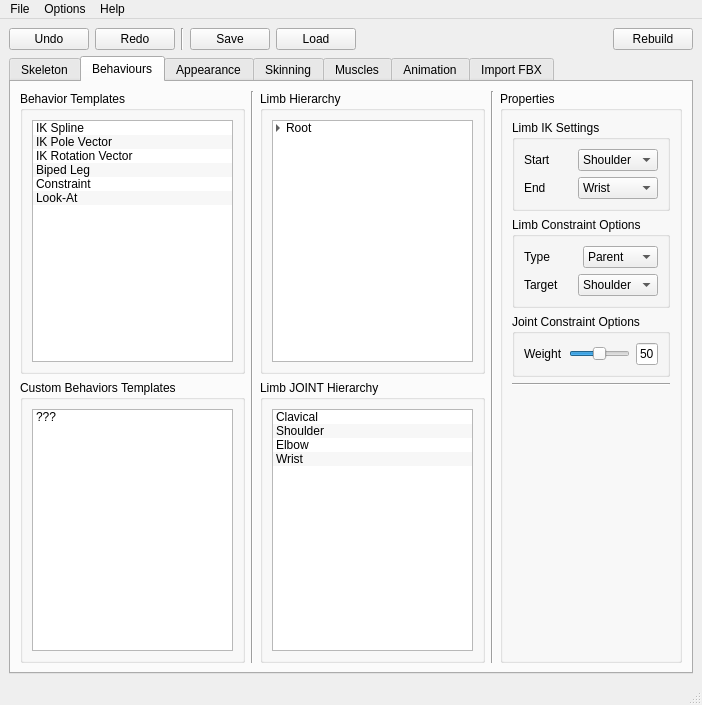
Before: the Qt Designer form _REF/Mockup_UI/TPMAR_Main_01.ui in TPayneExperience/TrevorPaynes_RigAndAnimSuite, drawn with Qt 5.
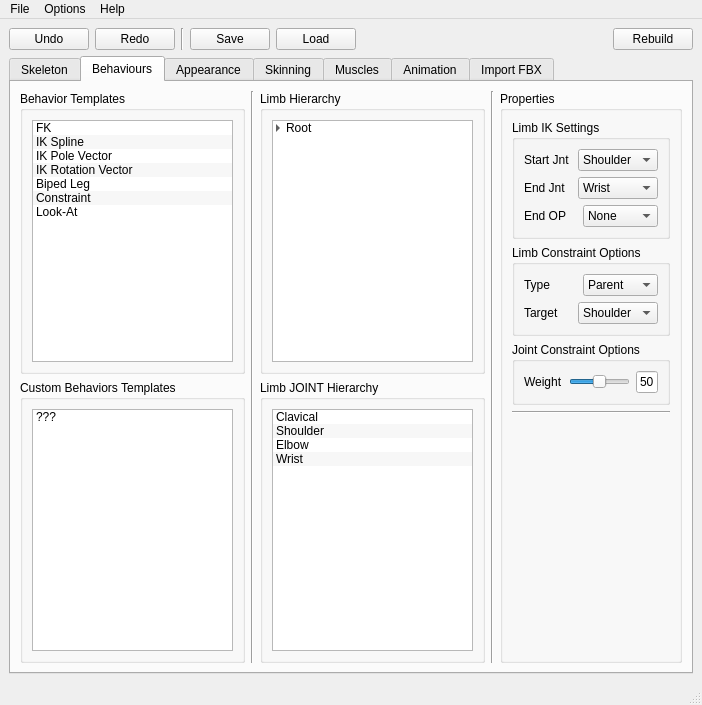
After: the same form once the commit is applied. The open tabs and pages were chosen to show the change.

```diff
--- a/_REF/Mockup_UI/TPMAR_Main_01.ui
+++ b/_REF/Mockup_UI/TPMAR_Main_01.ui
@@ -845,6 +845,11 @@
                    <property name="alternatingRowColors">
                     <bool>true</bool>
                    </property>
+                   <item>
+                    <property name="text">
+                     <string>FK</string>
+                    </property>
+                   </item>
                    <item>
                     <property name="text">
                      <string>IK Spline</string>
@@ -1069,7 +1074,7 @@
                           <item>
                            <widget class="QLabel" name="label_8">
                             <property name="text">
-                             <string>Start</string>
+                             <string>Start Jnt</string>
                             </property>
                            </widget>
                           </item>
@@ -1107,7 +1112,7 @@
                           <item>
                            <widget class="QLabel" name="label_9">
                             <property name="text">
-                             <string>End</string>
+                             <string>End Jnt</string>
                             </property>
                            </widget>
                           </item>
@@ -1140,6 +1145,36 @@
                           </item>
                          </layout>
                         </item>
+                        <item>
+                         <layout class="QHBoxLayout" name="horizontalLayout_72">
+                          <item>
+                           <widget class="QLabel" name="label_30">
+                            <property name="text">
+                             <string>End OP</string>
+                            </property>
+                           </widget>
+                          </item>
+                          <item>
+                           <widget class="QComboBox" name="comboBox_15">
+                            <item>
+                             <property name="text">
+                              <string>None</string>
+                             </property>
+                            </item>
+                            <item>
+                             <property name="text">
+                              <string>IK Chain</string>
+                             </property>
+                            </item>
+                            <item>
+                             <property name="text">
+                              <string>FK Ctr</string>
+                             </property>
+                            </item>
+                           </widget>
+                          </item>
+                         </layout>
+                        </item>
                        </layout>
                       </item>
                      </layout>
```
Left out of the diff: 2 changed lines with no effect on the pictures.
